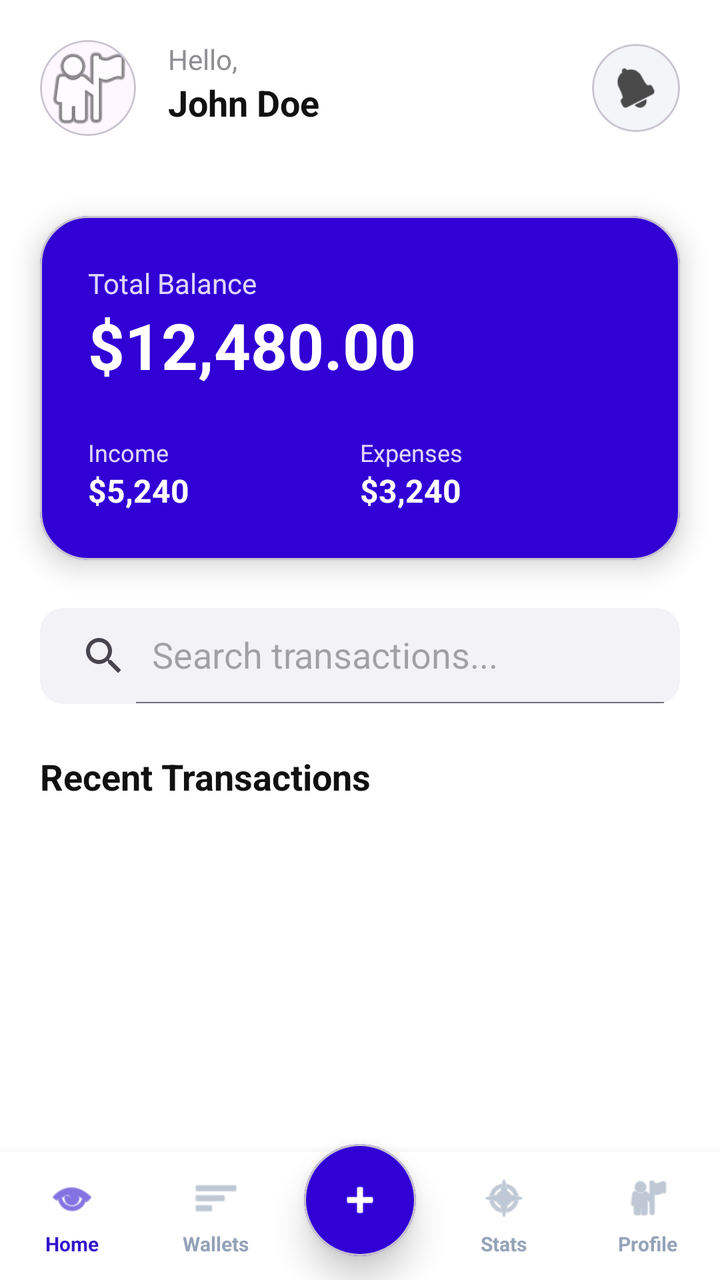
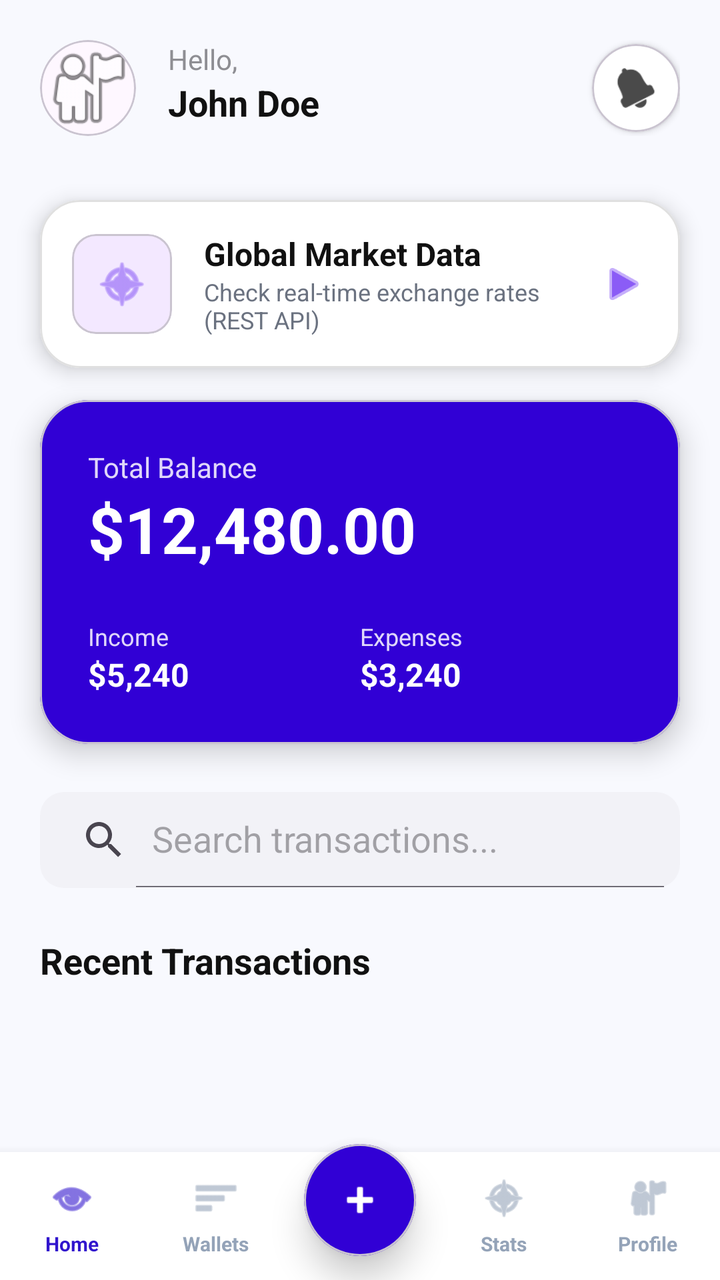

Compare the two renders of this Android layout. The source of the first and the diff that turns it into the second are given below.
<!-- AndroidManifest.xml: application theme Theme.FinanceTracker -->
<!-- res/layout/dashbaord.xml -->
<?xml version="1.0" encoding="utf-8"?>
<androidx.constraintlayout.widget.ConstraintLayout xmlns:android="http://schemas.android.com/apk/res/android"
    xmlns:app="http://schemas.android.com/apk/res-auto"
    xmlns:tools="http://schemas.android.com/tools"
    android:layout_width="match_parent"
    android:layout_height="match_parent"
    android:background="#FFFFFF">

    
    <androidx.constraintlayout.widget.ConstraintLayout
        android:id="@+id/header"
        android:layout_width="match_parent"
        android:layout_height="wrap_content"
        android:padding="20dp"
        app:layout_constraintTop_toTopOf="parent">

        <com.google.android.material.card.MaterialCardView
            android:id="@+id/profile_card"
            android:layout_width="48dp"
            android:layout_height="48dp"
            android:clickable="true"
            android:focusable="true"
            app:cardCornerRadius="24dp"
            app:cardElevation="0dp"
            app:layout_constraintStart_toStartOf="parent"
            app:layout_constraintTop_toTopOf="parent">
            <ImageView
                android:layout_width="match_parent"
                android:layout_height="match_parent"
                android:src="@android:drawable/ic_menu_myplaces"
                android:scaleType="centerCrop" />
        </com.google.android.material.card.MaterialCardView>

        <TextView
            android:id="@+id/tv_greeting"
            android:layout_width="wrap_content"
            android:layout_height="wrap_content"
            android:layout_marginStart="16dp"
            android:text="Hello,"
            android:textColor="#8E8E93"
            android:textSize="14sp"
            app:layout_constraintStart_toEndOf="@id/profile_card"
            app:layout_constraintTop_toTopOf="@id/profile_card" />

        <TextView
            android:id="@+id/tv_username"
            android:layout_width="wrap_content"
            android:layout_height="wrap_content"
            android:text="John Doe"
            android:textColor="#111111"
            android:textSize="18sp"
            android:textStyle="bold"
            app:layout_constraintStart_toStartOf="@id/tv_greeting"
            app:layout_constraintTop_toBottomOf="@id/tv_greeting" />

        <com.google.android.material.card.MaterialCardView
            android:id="@+id/btn_notifications"
            android:layout_width="44dp"
            android:layout_height="44dp"
            android:clickable="true"
            android:focusable="true"
            app:cardBackgroundColor="#F4F5F9"
            app:cardCornerRadius="22dp"
            app:cardElevation="0dp"
            app:layout_constraintEnd_toEndOf="parent"
            app:layout_constraintTop_toTopOf="parent"
            app:layout_constraintBottom_toBottomOf="parent">
            <ImageView
                android:layout_width="20dp"
                android:layout_height="20dp"
                android:layout_gravity="center"
                android:src="@android:drawable/ic_popup_reminder"
                app:tint="#4A4A4A" />
        </com.google.android.material.card.MaterialCardView>
    </androidx.constraintlayout.widget.ConstraintLayout>

    
    <com.google.android.material.card.MaterialCardView
        android:id="@+id/balance_card"
        android:layout_width="match_parent"
        android:layout_height="wrap_content"
        android:layout_marginHorizontal="20dp"
        android:layout_marginTop="20dp"
        android:clickable="true"
        android:focusable="true"
        app:cardBackgroundColor="#3100D5"
        app:cardCornerRadius="24dp"
        app:cardElevation="8dp"
        app:layout_constraintTop_toBottomOf="@id/header">

        <androidx.constraintlayout.widget.ConstraintLayout
            android:layout_width="match_parent"
            android:layout_height="wrap_content"
            android:padding="24dp">

            <TextView
                android:id="@+id/tv_balance_label"
                android:layout_width="wrap_content"
                android:layout_height="wrap_content"
                android:text="Total Balance"
                android:textColor="#E0D7FA"
                android:textSize="14sp"
                app:layout_constraintStart_toStartOf="parent"
                app:layout_constraintTop_toTopOf="parent" />

            <TextView
                android:id="@+id/tv_balance_amount"
                android:layout_width="wrap_content"
                android:layout_height="wrap_content"
                android:text="$12,480.00"
                android:textColor="#FFFFFF"
                android:textSize="32sp"
                android:textStyle="bold"
                app:layout_constraintStart_toStartOf="parent"
                app:layout_constraintTop_toBottomOf="@id/tv_balance_label" />

            <LinearLayout
                android:layout_width="match_parent"
                android:layout_height="wrap_content"
                android:layout_marginTop="24dp"
                android:orientation="horizontal"
                app:layout_constraintTop_toBottomOf="@id/tv_balance_amount">

                <LinearLayout
                    android:id="@+id/layout_income"
                    android:layout_width="0dp"
                    android:layout_height="wrap_content"
                    android:layout_weight="1"
                    android:clickable="true"
                    android:focusable="true"
                    android:orientation="vertical">
                    <TextView
                        android:layout_width="wrap_content"
                        android:layout_height="wrap_content"
                        android:text="Income"
                        android:textColor="#E0D7FA"
                        android:textSize="12sp" />
                    <TextView
                        android:layout_width="wrap_content"
                        android:layout_height="wrap_content"
                        android:text="$5,240"
                        android:textColor="#FFFFFF"
                        android:textSize="16sp"
                        android:textStyle="bold" />
                </LinearLayout>

                <LinearLayout
                    android:id="@+id/layout_expense"
                    android:layout_width="0dp"
                    android:layout_height="wrap_content"
                    android:layout_weight="1"
                    android:clickable="true"
                    android:focusable="true"
                    android:orientation="vertical">
                    <TextView
                        android:layout_width="wrap_content"
                        android:layout_height="wrap_content"
                        android:text="Expenses"
                        android:textColor="#E0D7FA"
                        android:textSize="12sp" />
                    <TextView
                        android:layout_width="wrap_content"
                        android:layout_height="wrap_content"
                        android:text="$3,240"
                        android:textColor="#FFFFFF"
                        android:textSize="16sp"
                        android:textStyle="bold" />
                </LinearLayout>
            </LinearLayout>
        </androidx.constraintlayout.widget.ConstraintLayout>
    </com.google.android.material.card.MaterialCardView>

    
    <androidx.appcompat.widget.SearchView
        android:id="@+id/search_view"
        android:layout_width="match_parent"
        android:layout_height="wrap_content"
        android:layout_marginHorizontal="20dp"
        android:layout_marginTop="24dp"
        android:background="@drawable/bg_search"
        app:iconifiedByDefault="false"
        app:queryHint="Search transactions..."
        app:layout_constraintTop_toBottomOf="@id/balance_card" />

    
    <TextView
        android:id="@+id/tv_transactions_label"
        android:layout_width="wrap_content"
        android:layout_height="wrap_content"
        android:layout_marginHorizontal="20dp"
        android:layout_marginTop="24dp"
        android:text="Recent Transactions"
        android:textColor="#111111"
        android:textSize="18sp"
        android:textStyle="bold"
        app:layout_constraintStart_toStartOf="parent"
        app:layout_constraintTop_toBottomOf="@id/search_view" />

    <androidx.recyclerview.widget.RecyclerView
        android:id="@+id/rv_transactions"
        android:layout_width="match_parent"
        android:layout_height="0dp"
        android:layout_marginTop="12dp"
        app:layout_constraintBottom_toTopOf="@+id/bottom_nav_container"
        app:layout_constraintTop_toBottomOf="@id/tv_transactions_label"
        tools:listitem="@layout/item_transaction" />

    
    <androidx.constraintlayout.widget.ConstraintLayout
        android:id="@+id/bottom_nav_container"
        android:layout_width="match_parent"
        android:layout_height="80dp"
        android:background="@android:color/transparent"
        app:layout_constraintBottom_toBottomOf="parent">

        <LinearLayout
            android:id="@+id/bottom_nav_bar"
            android:layout_width="match_parent"
            android:layout_height="64dp"
            android:background="#FFFFFF"
            android:orientation="horizontal"
            android:weightSum="5"
            android:elevation="8dp"
            app:layout_constraintBottom_toBottomOf="parent">

            
            <LinearLayout
                android:id="@+id/nav_home"
                android:layout_width="0dp"
                android:layout_height="match_parent"
                android:layout_weight="1"
                android:background="?selectableItemBackgroundBorderless"
                android:clickable="true"
                android:focusable="true"
                android:gravity="center"
                android:orientation="vertical">
                <ImageView
                    android:layout_width="24dp"
                    android:layout_height="24dp"
                    android:src="@android:drawable/ic_menu_view"
                    app:tint="#3115CD" />
                <TextView
                    android:layout_width="wrap_content"
                    android:layout_height="wrap_content"
                    android:layout_marginTop="4dp"
                    android:text="Home"
                    android:textColor="#3115CD"
                    android:textSize="10sp"
                    android:textStyle="bold" />
            </LinearLayout>

            
            <LinearLayout
                android:id="@+id/nav_budget"
                android:layout_width="0dp"
                android:layout_height="match_parent"
                android:layout_weight="1"
                android:background="?selectableItemBackgroundBorderless"
                android:clickable="true"
                android:focusable="true"
                android:gravity="center"
                android:orientation="vertical">
                <ImageView
                    android:layout_width="24dp"
                    android:layout_height="24dp"
                    android:src="@android:drawable/ic_menu_sort_by_size"
                    app:tint="#94A3B8" />
                <TextView
                    android:layout_width="wrap_content"
                    android:layout_height="wrap_content"
                    android:layout_marginTop="4dp"
                    android:text="Wallets"
                    android:textColor="#94A3B8"
                    android:textSize="10sp"
                    android:textStyle="bold" />
            </LinearLayout>

            
            <View
                android:layout_width="0dp"
                android:layout_height="match_parent"
                android:layout_weight="1" />

            
            <LinearLayout
                android:id="@+id/nav_trends"
                android:layout_width="0dp"
                android:layout_height="match_parent"
                android:layout_weight="1"
                android:background="?selectableItemBackgroundBorderless"
                android:clickable="true"
                android:focusable="true"
                android:gravity="center"
                android:orientation="vertical">
                <ImageView
                    android:layout_width="24dp"
                    android:layout_height="24dp"
                    android:src="@android:drawable/ic_menu_compass"
                    app:tint="#94A3B8" />
                <TextView
                    android:layout_width="wrap_content"
                    android:layout_height="wrap_content"
                    android:layout_marginTop="4dp"
                    android:text="Stats"
                    android:textColor="#94A3B8"
                    android:textSize="10sp"
                    android:textStyle="bold" />
            </LinearLayout>

            
            <LinearLayout
                android:id="@+id/nav_profile"
                android:layout_width="0dp"
                android:layout_height="match_parent"
                android:layout_weight="1"
                android:background="?selectableItemBackgroundBorderless"
                android:clickable="true"
                android:focusable="true"
                android:gravity="center"
                android:orientation="vertical">
                <ImageView
                    android:layout_width="24dp"
                    android:layout_height="24dp"
                    android:src="@android:drawable/ic_menu_myplaces"
                    app:tint="#94A3B8" />
                <TextView
                    android:layout_width="wrap_content"
                    android:layout_height="wrap_content"
                    android:layout_marginTop="4dp"
                    android:text="Profile"
                    android:textColor="#94A3B8"
                    android:textSize="10sp"
                    android:textStyle="bold" />
            </LinearLayout>

        </LinearLayout>

        
        <com.google.android.material.card.MaterialCardView
            android:id="@+id/btn_add_transaction"
            android:layout_width="56dp"
            android:layout_height="56dp"
            android:layout_marginBottom="12dp"
            android:clickable="true"
            android:focusable="true"
            app:cardBackgroundColor="#3100D5"
            app:cardCornerRadius="28dp"
            app:cardElevation="10dp"
            app:layout_constraintBottom_toBottomOf="parent"
            app:layout_constraintEnd_toEndOf="parent"
            app:layout_constraintStart_toStartOf="parent">
            <ImageView
                android:layout_width="24dp"
                android:layout_height="24dp"
                android:layout_gravity="center"
                android:src="@android:drawable/ic_input_add"
                app:tint="#FFFFFF" />
        </com.google.android.material.card.MaterialCardView>

    </androidx.constraintlayout.widget.ConstraintLayout>

</androidx.constraintlayout.widget.ConstraintLayout>
<!-- res/layout/item_transaction.xml (included above) -->
<?xml version="1.0" encoding="utf-8"?>
<androidx.constraintlayout.widget.ConstraintLayout xmlns:android="http://schemas.android.com/apk/res/android"
    xmlns:app="http://schemas.android.com/apk/res-auto"
    android:layout_width="match_parent"
    android:layout_height="wrap_content"
    android:background="#FFFFFF">

    <androidx.constraintlayout.widget.ConstraintLayout
        android:id="@+id/item_content"
        android:layout_width="match_parent"
        android:layout_height="wrap_content"
        android:paddingHorizontal="20dp"
        android:paddingVertical="16dp"
        app:layout_constraintTop_toTopOf="parent">

        <com.google.android.material.card.MaterialCardView
            android:id="@+id/icon_container"
            android:layout_width="52dp"
            android:layout_height="52dp"
            app:cardBackgroundColor="#FFEDD5"
            app:cardCornerRadius="26dp"
            app:cardElevation="0dp"
            app:strokeWidth="0dp"
            app:layout_constraintStart_toStartOf="parent"
            app:layout_constraintTop_toTopOf="parent"
            app:layout_constraintBottom_toBottomOf="parent">
            <TextView
                android:id="@+id/tv_icon"
                android:layout_width="wrap_content"
                android:layout_height="wrap_content"
                android:layout_gravity="center"
                android:text="🍴"
                android:textSize="22sp" />
        </com.google.android.material.card.MaterialCardView>

        <TextView
            android:id="@+id/tv_title"
            android:layout_width="wrap_content"
            android:layout_height="wrap_content"
            android:layout_marginStart="16dp"
            android:text="Blue Bottle Coffee"
            android:textColor="#111111"
            android:textSize="16sp"
            android:textStyle="bold"
            app:layout_constraintStart_toEndOf="@+id/icon_container"
            app:layout_constraintTop_toTopOf="@+id/icon_container"
            app:layout_constraintBottom_toTopOf="@+id/tv_subtitle"
            app:layout_constraintVertical_chainStyle="packed" />

        <TextView
            android:id="@+id/tv_subtitle"
            android:layout_width="wrap_content"
            android:layout_height="wrap_content"
            android:layout_marginStart="16dp"
            android:layout_marginTop="2dp"
            android:text="Food &amp; Drinks • Chase Debit"
            android:textColor="#8E8E93"
            android:textSize="13sp"
            app:layout_constraintStart_toEndOf="@+id/icon_container"
            app:layout_constraintTop_toBottomOf="@+id/tv_title"
            app:layout_constraintBottom_toBottomOf="@+id/icon_container" />

        <TextView
            android:id="@+id/tv_amount"
            android:layout_width="wrap_content"
            android:layout_height="wrap_content"
            android:text="-$12.50"
            android:textColor="#111111"
            android:textSize="16sp"
            android:textStyle="bold"
            app:layout_constraintEnd_toEndOf="parent"
            app:layout_constraintTop_toTopOf="parent"
            app:layout_constraintBottom_toBottomOf="parent" />
    </androidx.constraintlayout.widget.ConstraintLayout>

    <View
        android:layout_width="match_parent"
        android:layout_height="1dp"
        android:background="#F0F0F0"
        app:layout_constraintTop_toBottomOf="@+id/item_content" />
</androidx.constraintlayout.widget.ConstraintLayout>
<!-- resources referenced by this layout -->
<resources>
  <!-- drawable bg_search (drawable) -->
  <?xml version="1.0" encoding="utf-8"?>
  <shape xmlns:android="http://schemas.android.com/apk/res/android">
      <solid android:color="#F2F2F7" />
      <corners android:radius="12dp" />
  </shape>
  <style name="Theme.FinanceTracker" parent="Theme.Material3.Light.NoActionBar">
          
          <item name="colorPrimary">@color/primary</item>
          <item name="colorOnPrimary">@color/on_primary</item>
          
          
          <item name="colorSecondary">@color/secondary</item>
          <item name="colorOnSecondary">@color/white</item>
          
          
          <item name="android:statusBarColor">@color/primary</item>
          <item name="android:windowLightStatusBar">true</item>
      </style>
  <color name="primary">#2D14C4</color>
  <color name="on_primary">#FFFFFF</color>
  <color name="secondary">#7C808A</color>
  <color name="white">#FFFFFFFF</color>
</resources>

<!-- the commit's change to res/layout/dashbaord.xml (unified diff, before → after) -->
@@ -4,7 +4,7 @@
     xmlns:tools="http://schemas.android.com/tools"
     android:layout_width="match_parent"
     android:layout_height="match_parent"
-    android:background="#FFFFFF">
+    android:background="#F8F9FE">
 
     
     <androidx.constraintlayout.widget.ConstraintLayout
@@ -18,8 +18,6 @@
             android:id="@+id/profile_card"
             android:layout_width="48dp"
             android:layout_height="48dp"
-            android:clickable="true"
-            android:focusable="true"
             app:cardCornerRadius="24dp"
             app:cardElevation="0dp"
             app:layout_constraintStart_toStartOf="parent"
@@ -57,11 +55,9 @@
             android:id="@+id/btn_notifications"
             android:layout_width="44dp"
             android:layout_height="44dp"
-            android:clickable="true"
-            android:focusable="true"
-            app:cardBackgroundColor="#F4F5F9"
+            app:cardBackgroundColor="#FFFFFF"
             app:cardCornerRadius="22dp"
-            app:cardElevation="0dp"
+            app:cardElevation="2dp"
             app:layout_constraintEnd_toEndOf="parent"
             app:layout_constraintTop_toTopOf="parent"
             app:layout_constraintBottom_toBottomOf="parent">
@@ -76,17 +72,81 @@
 
     
     <com.google.android.material.card.MaterialCardView
-        android:id="@+id/balance_card"
+        android:id="@+id/card_market_api"
         android:layout_width="match_parent"
         android:layout_height="wrap_content"
         android:layout_marginHorizontal="20dp"
-        android:layout_marginTop="20dp"
+        android:layout_marginTop="12dp"
         android:clickable="true"
         android:focusable="true"
+        app:cardBackgroundColor="#FFFFFF"
+        app:cardCornerRadius="20dp"
+        app:cardElevation="6dp"
+        app:strokeColor="#E0E0E0"
+        app:strokeWidth="1dp"
+        app:layout_constraintTop_toBottomOf="@id/header">
+
+        <LinearLayout
+            android:layout_width="match_parent"
+            android:layout_height="wrap_content"
+            android:orientation="horizontal"
+            android:padding="16dp"
+            android:gravity="center_vertical">
+
+            <com.google.android.material.card.MaterialCardView
+                android:layout_width="50dp"
+                android:layout_height="50dp"
+                app:cardBackgroundColor="#F3E8FF"
+                app:cardCornerRadius="12dp"
+                app:cardElevation="0dp">
+                <ImageView
+                    android:layout_width="28dp"
+                    android:layout_height="28dp"
+                    android:layout_gravity="center"
+                    android:src="@android:drawable/ic_menu_compass"
+                    app:tint="#8B5CF6" />
+            </com.google.android.material.card.MaterialCardView>
+
+            <LinearLayout
+                android:layout_width="0dp"
+                android:layout_height="wrap_content"
+                android:layout_weight="1"
+                android:layout_marginStart="16dp"
+                android:orientation="vertical">
+                <TextView
+                    android:layout_width="wrap_content"
+                    android:layout_height="wrap_content"
+                    android:text="Global Market Data"
+                    android:textColor="#111111"
+                    android:textSize="16sp"
+                    android:textStyle="bold" />
+                <TextView
+                    android:layout_width="wrap_content"
+                    android:layout_height="wrap_content"
+                    android:text="Check real-time exchange rates (REST API)"
+                    android:textColor="#6B7280"
+                    android:textSize="12sp" />
+            </LinearLayout>
+
+            <ImageView
+                android:layout_width="24dp"
+                android:layout_height="24dp"
+                android:src="@android:drawable/ic_media_play"
+                app:tint="#8B5CF6" />
+        </LinearLayout>
+    </com.google.android.material.card.MaterialCardView>
+
+    
+    <com.google.android.material.card.MaterialCardView
+        android:id="@+id/balance_card"
+        android:layout_width="match_parent"
+        android:layout_height="wrap_content"
+        android:layout_marginHorizontal="20dp"
+        android:layout_marginTop="16dp"
         app:cardBackgroundColor="#3100D5"
         app:cardCornerRadius="24dp"
         app:cardElevation="8dp"
-        app:layout_constraintTop_toBottomOf="@id/header">
+        app:layout_constraintTop_toBottomOf="@id/card_market_api">
 
         <androidx.constraintlayout.widget.ConstraintLayout
             android:layout_width="match_parent"
@@ -126,8 +186,6 @@
                     android:layout_width="0dp"
                     android:layout_height="wrap_content"
                     android:layout_weight="1"
-                    android:clickable="true"
-                    android:focusable="true"
                     android:orientation="vertical">
                     <TextView
                         android:layout_width="wrap_content"
@@ -149,8 +207,6 @@
                     android:layout_width="0dp"
                     android:layout_height="wrap_content"
                     android:layout_weight="1"
-                    android:clickable="true"
-                    android:focusable="true"
                     android:orientation="vertical">
                     <TextView
                         android:layout_width="wrap_content"
@@ -229,7 +285,6 @@
                 android:layout_width="0dp"
                 android:layout_height="match_parent"
                 android:layout_weight="1"
-                android:background="?selectableItemBackgroundBorderless"
                 android:clickable="true"
                 android:focusable="true"
                 android:gravity="center"
@@ -255,7 +310,6 @@
                 android:layout_width="0dp"
                 android:layout_height="match_parent"
                 android:layout_weight="1"
-                android:background="?selectableItemBackgroundBorderless"
                 android:clickable="true"
                 android:focusable="true"
                 android:gravity="center"
@@ -287,7 +341,6 @@
                 android:layout_width="0dp"
                 android:layout_height="match_parent"
                 android:layout_weight="1"
-                android:background="?selectableItemBackgroundBorderless"
                 android:clickable="true"
                 android:focusable="true"
                 android:gravity="center"
@@ -313,7 +366,6 @@
                 android:layout_width="0dp"
                 android:layout_height="match_parent"
                 android:layout_weight="1"
-                android:background="?selectableItemBackgroundBorderless"
                 android:clickable="true"
                 android:focusable="true"
                 android:gravity="center"
